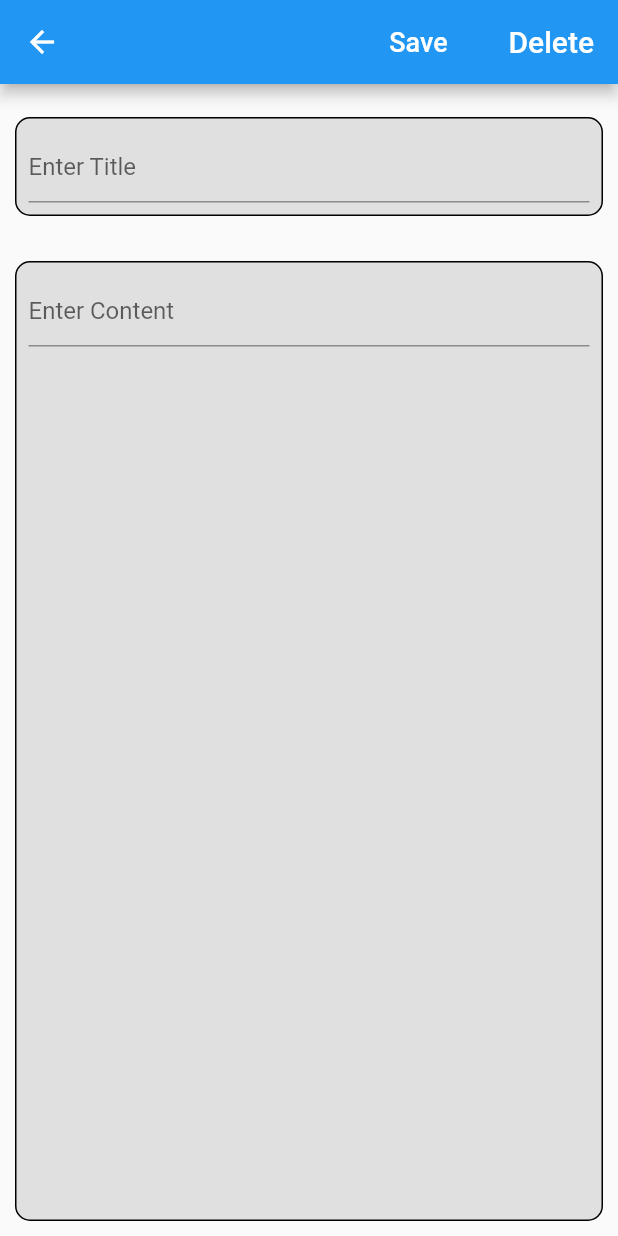
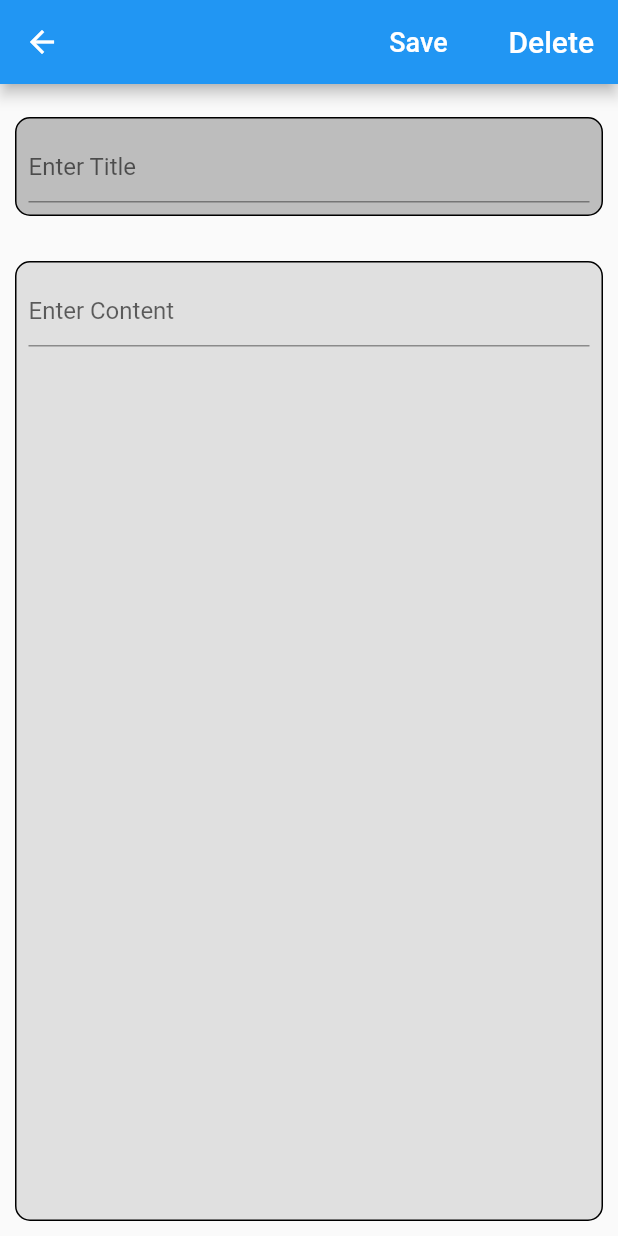
Before and after one commit to ahmerrkhan/firebase, a Flutter app: the addNote screen opened directly, on a phone screen of 412 x 824 dp. Run offline on Flutter 3.47's test engine with Material 2 defaults, Android fonts, the phone set to English and light mode, and no system bars; our stand-ins replace firebase_core, firebase_database; accounts and stored records are empty.

Commit message:
Update addNote.dart

```diff
--- a/todo_app/lib/addNote.dart
+++ b/todo_app/lib/addNote.dart
@@ -44,7 +44,7 @@ class _addNoteState extends State<addNote> {
             ),
 
             decoration: BoxDecoration(
-              color: Colors.grey[300],
+              color: Colors.grey[400],
               borderRadius: BorderRadius.circular(10.0),
               border: Border.all(),
             ),
```
